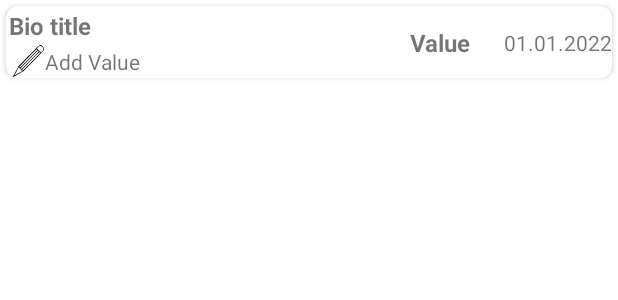
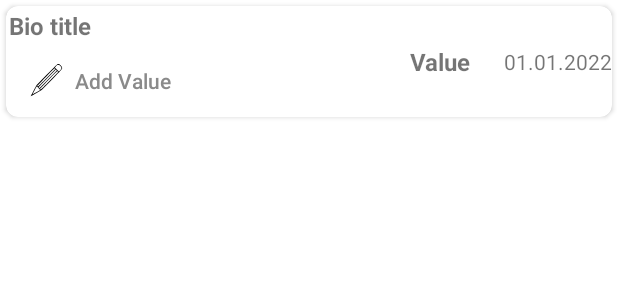
Before and after one commit to Uxxo/Workout, an Android app: the layout item_bio_parameter.xml on its own in the app's theme, with its tools: preview values and no code run, on a phone screen of 412 x 824 dp. Shown: the top 300 px of the screen. Run offline under Robolectric (Android 15) with nearby library versions, the phone set to English and light mode, and no system bars; plain views replace LineChart.

Commit message:
Changed textViews "Add notes" and "Add values" on Button with image.

```diff
--- a/app/src/main/java/com/example/personalworkoutnotebook/ui/activity/CreateNewWorkoutActivity.kt
+++ b/app/src/main/java/com/example/personalworkoutnotebook/ui/activity/CreateNewWorkoutActivity.kt
@@ -86,7 +86,6 @@ class CreateNewWorkoutActivity : AppCompatActivity() {
                 is ViewEvent.SaveExercise -> lifecycleScope.launch { workoutViewModel.saveExercise(event.exercise) }
                 is ViewEvent.DeleteExercise -> lifecycleScope.launch { workoutViewModel.deleteExercise(event.exercise.id) }
                 is ViewEvent.AddSetToExercise -> lifecycleScope.launch { workoutViewModel.addSetToExercise(event.exercise.id) }
-//                is ViewEvent.UpdateWorkoutData -> lifecycleScope.launch { workoutViewModel.updateWorkoutValue(event.workoutId) }
             }
         }
 
@@ -118,7 +117,6 @@ class CreateNewWorkoutActivity : AppCompatActivity() {
                         workoutViewModel.saveWorkout(editedWorkout)
                         workoutName = it
                     }
-//                    workout = editedWorkout
 
             }
 
@@ -164,7 +162,8 @@ class CreateNewWorkoutActivity : AppCompatActivity() {
                     Workout.IN_PROCESS ->{
                         val editedWorkout = workout.copy(status = Workout.FINISHED, name = workoutName)
                         lifecycleScope.launch {
-                            workoutViewModel.updateWorkout(editedWorkout)
+                            workoutViewModel.saveWorkout(editedWorkout)
+                            workoutViewModel.loadAllWorkouts()
                         }
                         finish()
                     }
--- a/app/src/main/java/com/example/personalworkoutnotebook/ui/viewModel/WorkoutViewModel.kt
+++ b/app/src/main/java/com/example/personalworkoutnotebook/ui/viewModel/WorkoutViewModel.kt
@@ -225,6 +225,9 @@ class WorkoutViewModel @Inject constructor(
 
     suspend fun deleteSet(set: Set) {
         setRepository.delete(set.id)
+        val editedExercise = exerciseRepository.getById(set.exerciseId)
+        val editedWorkout = editedExercise?.workoutId?.let { workoutRepository.getById(it) }
+        editedWorkout?.id?.let { updateWorkoutValue(it) }
     }
 
     suspend fun addSetToExercise(exerciseId: Long) {
--- a/app/src/main/res/layout/item_bio_parameter.xml
+++ b/app/src/main/res/layout/item_bio_parameter.xml
@@ -47,27 +47,20 @@
         tools:text="01.01.2022"
         />
 
-    <ImageButton
+        <Button
             android:id="@+id/add_value_button"
-        android:src="@drawable/ic_pencil"
-        style="@style/Widget.MaterialComponents.FloatingActionButton"
+            style="@style/Widget.AppCompat.Button.Borderless"
             android:layout_width="wrap_content"
             android:layout_height="wrap_content"
             app:layout_constraintStart_toStartOf="parent"
-        app:layout_constraintEnd_toStartOf="@id/add_value"
-        app:layout_constraintTop_toBottomOf="@id/bio_parameter_title"
-        app:layout_constraintBottom_toTopOf="@id/bio_chart"
-        android:paddingStart="4dp"
-        />
-
-    <TextView
-        android:id="@+id/add_value"
-        android:layout_width="wrap_content"
-        android:layout_height="wrap_content"
-        app:layout_constraintStart_toEndOf="@id/add_value_button"
             app:layout_constraintTop_toBottomOf="@id/bio_parameter_title"
             app:layout_constraintBottom_toTopOf="@id/bio_chart"
             android:text="@string/add_value"
+            android:textColor="#8A8A8A"
+            android:textAllCaps="false"
+            android:gravity="left|center_vertical"
+            android:drawableLeft="@drawable/ic_pencil"
+
             />
 
 
@@ -75,7 +68,7 @@
             android:id="@+id/bio_chart"
             android:layout_width="match_parent"
             android:layout_height="300dp"
-            app:layout_constraintTop_toBottomOf="@id/add_value"
+            app:layout_constraintTop_toBottomOf="@id/add_value_button"
             app:layout_constraintBottom_toTopOf="@id/valuesRecycler"
             app:layout_constraintStart_toStartOf="parent"
             app:layout_constraintEnd_toEndOf="parent"
--- a/app/src/main/res/layout/item_set.xml
+++ b/app/src/main/res/layout/item_set.xml
@@ -26,7 +26,6 @@
                 android:id="@+id/setMassEditText"
                 android:layout_width="wrap_content"
                 android:layout_height="wrap_content"
-
                 android:inputType="numberSigned"
                 android:digits="0123456789.-"
                 android:singleLine="true"
```
Also changed, not shown: app/src/main/java/com/example/personalworkoutnotebook/ui/adapter/BioParameterAdapter.kt (+4 -4 lines), app/src/main/java/com/example/personalworkoutnotebook/ui/adapter/ExerciseAdapter.kt (+2 -26 lines), app/src/main/java/com/example/personalworkoutnotebook/ui/adapter/WorkoutPresentationAdapter.kt (+4 -5 lines), app/src/main/res/layout/item_exercise.xml (+24 -18 lines). Lines whose indentation alone changed are shown as unchanged.
